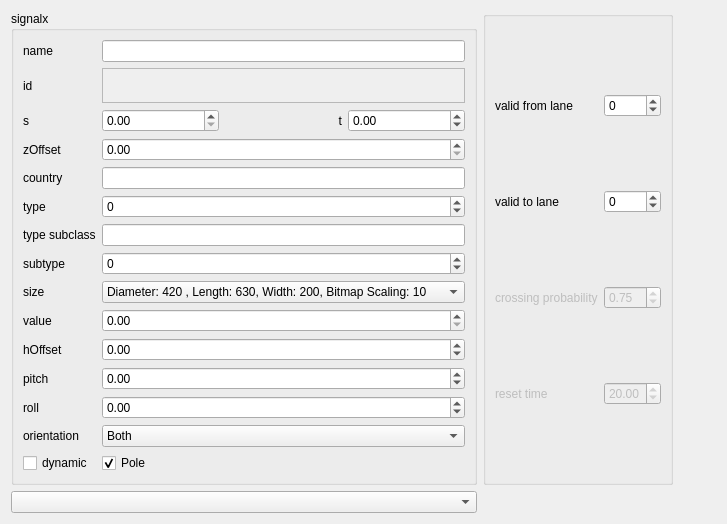
First picture: the form in src/OpenCOVER/DrivingSim/oddlot/src/settings/widgets/signalsettings.ui, repository hlrs-vis/covise, before the edit.
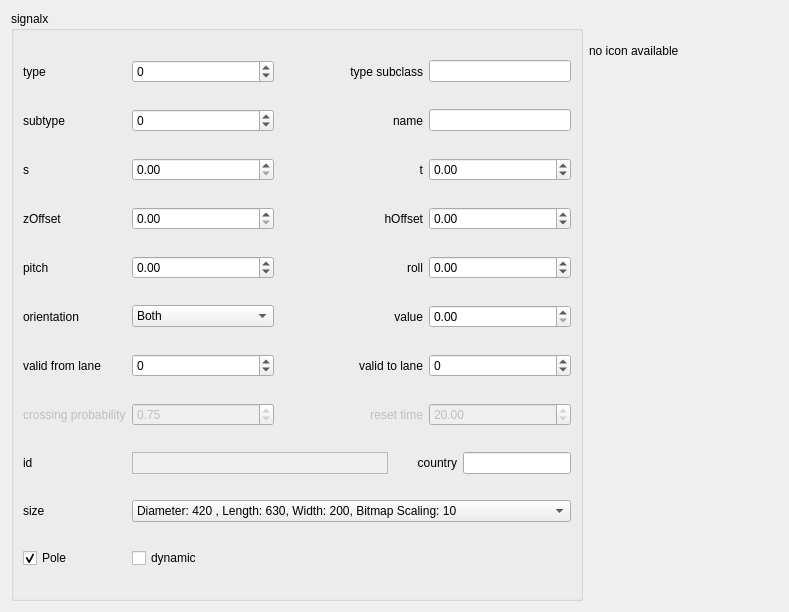
Second picture: the form after the edit.

Commit message: signal tree

Diff of the .ui file:
```diff
--- a/src/OpenCOVER/DrivingSim/oddlot/src/settings/widgets/signalsettings.ui
+++ b/src/OpenCOVER/DrivingSim/oddlot/src/settings/widgets/signalsettings.ui
@@ -6,129 +6,55 @@
    <rect>
     <x>0</x>
     <y>0</y>
-    <width>727</width>
-    <height>524</height>
+    <width>789</width>
+    <height>612</height>
    </rect>
   </property>
   <property name="windowTitle">
    <string>Form</string>
   </property>
   <layout class="QGridLayout" name="gridLayout_2">
-   <item row="0" column="0">
+   <item row="0" column="0" rowspan="3">
     <widget class="QGroupBox" name="groupBox">
      <property name="title">
       <string>signalx</string>
      </property>
      <layout class="QGridLayout" name="gridLayout">
-      <item row="4" column="2">
-       <widget class="QDoubleSpinBox" name="zOffsetSpinBox"/>
-      </item>
-      <item row="16" column="0">
-       <widget class="QCheckBox" name="dynamicCheckBox">
-        <property name="text">
-         <string>dynamic</string>
-        </property>
-       </widget>
-      </item>
-      <item row="6" column="0">
-       <widget class="QLabel" name="predecessorLabel">
-        <property name="text">
-         <string>country</string>
-        </property>
-       </widget>
-      </item>
-      <item row="4" column="0">
-       <widget class="QLabel" name="lengthLabel">
-        <property name="text">
-         <string>zOffset</string>
-        </property>
-       </widget>
-      </item>
-      <item row="1" column="2">
-       <widget class="QTextEdit" name="idBox">
-        <property name="enabled">
-         <bool>false</bool>
-        </property>
-        <property name="sizePolicy">
-         <sizepolicy hsizetype="Expanding" vsizetype="Ignored">
-          <horstretch>0</horstretch>
-          <verstretch>0</verstretch>
-         </sizepolicy>
-        </property>
-        <property name="minimumSize">
-         <size>
-          <width>0</width>
-          <height>21</height>
-         </size>
-        </property>
-        <property name="verticalScrollBarPolicy">
-         <enum>Qt::ScrollBarAlwaysOff</enum>
-        </property>
-        <property name="horizontalScrollBarPolicy">
-         <enum>Qt::ScrollBarAlwaysOff</enum>
-        </property>
-        <property name="undoRedoEnabled">
-         <bool>false</bool>
-        </property>
-        <property name="lineWrapMode">
-         <enum>QTextEdit::NoWrap</enum>
-        </property>
-        <property name="readOnly">
-         <bool>true</bool>
-        </property>
-        <property name="acceptRichText">
-         <bool>false</bool>
-        </property>
-       </widget>
-      </item>
-      <item row="0" column="2">
-       <layout class="QHBoxLayout" name="horizontalLayout">
+      <item row="9" column="2">
+       <layout class="QHBoxLayout" name="horizontalLayout_2">
         <item>
-         <widget class="QLineEdit" name="nameBox"/>
+         <widget class="QDoubleSpinBox" name="zOffsetSpinBox"/>
+        </item>
+        <item>
+         <widget class="QLabel" name="label_9">
+          <property name="text">
+           <string>                      hOffset</string>
+          </property>
+          <property name="alignment">
+           <set>Qt::AlignRight|Qt::AlignTrailing|Qt::AlignVCenter</set>
+          </property>
+         </widget>
+        </item>
+        <item>
+         <widget class="QDoubleSpinBox" name="hOffsetSpinBox">
+          <property name="minimum">
+           <double>-360.000000000000000</double>
+          </property>
+          <property name="maximum">
+           <double>360.000000000000000</double>
+          </property>
+         </widget>
         </item>
        </layout>
       </item>
-      <item row="11" column="0">
-       <widget class="QLabel" name="label_3">
+      <item row="23" column="0">
+       <widget class="QLabel" name="label_4">
         <property name="text">
-         <string>value</string>
+         <string>orientation</string>
         </property>
        </widget>
       </item>
-      <item row="15" column="2">
-       <widget class="QComboBox" name="orientationComboBox">
-        <item>
-         <property name="text">
-          <string>Both</string>
-         </property>
-        </item>
-        <item>
-         <property name="text">
-          <string>Positive</string>
-         </property>
-        </item>
-        <item>
-         <property name="text">
-          <string>Negative</string>
-         </property>
-        </item>
-       </widget>
-      </item>
-      <item row="0" column="0">
-       <widget class="QLabel" name="nameLabel">
-        <property name="text">
-         <string>name</string>
-        </property>
-       </widget>
-      </item>
-      <item row="9" column="0">
-       <widget class="QLabel" name="label_2">
-        <property name="text">
-         <string>subtype</string>
-        </property>
-       </widget>
-      </item>
-      <item row="3" column="2">
+      <item row="8" column="2">
        <layout class="QHBoxLayout" name="horizontalLayout_3">
         <item>
          <widget class="QDoubleSpinBox" name="sSpinBox">
@@ -140,7 +66,7 @@
         <item>
          <widget class="QLabel" name="label">
           <property name="text">
-           <string>t</string>
+           <string>     t</string>
           </property>
           <property name="alignment">
            <set>Qt::AlignRight|Qt::AlignTrailing|Qt::AlignVCenter</set>
@@ -156,68 +82,305 @@
         </item>
        </layout>
       </item>
-      <item row="7" column="0">
+      <item row="8" column="0">
+       <widget class="QLabel" name="junctionLabel">
+        <property name="text">
+         <string>s</string>
+        </property>
+       </widget>
+      </item>
+      <item row="9" column="0">
+       <widget class="QLabel" name="lengthLabel">
+        <property name="text">
+         <string>zOffset</string>
+        </property>
+       </widget>
+      </item>
+      <item row="23" column="2">
+       <layout class="QHBoxLayout" name="horizontalLayout_6">
+        <item>
+         <widget class="QComboBox" name="orientationComboBox">
+          <item>
+           <property name="text">
+            <string>Both</string>
+           </property>
+          </item>
+          <item>
+           <property name="text">
+            <string>Positive</string>
+           </property>
+          </item>
+          <item>
+           <property name="text">
+            <string>Negative</string>
+           </property>
+          </item>
+         </widget>
+        </item>
+        <item>
+         <widget class="QLabel" name="label_3">
+          <property name="text">
+           <string>                          value</string>
+          </property>
+          <property name="alignment">
+           <set>Qt::AlignRight|Qt::AlignTrailing|Qt::AlignVCenter</set>
+          </property>
+         </widget>
+        </item>
+        <item>
+         <widget class="QDoubleSpinBox" name="valueSpinBox"/>
+        </item>
+       </layout>
+      </item>
+      <item row="24" column="0">
+       <widget class="QLabel" name="label_7">
+        <property name="text">
+         <string>valid from lane</string>
+        </property>
+       </widget>
+      </item>
+      <item row="20" column="0">
+       <widget class="QLabel" name="label_10">
+        <property name="text">
+         <string>pitch</string>
+        </property>
+       </widget>
+      </item>
+      <item row="20" column="2">
+       <layout class="QHBoxLayout" name="horizontalLayout_5">
+        <item>
+         <widget class="QDoubleSpinBox" name="pitchSpinBox">
+          <property name="minimum">
+           <double>-360.000000000000000</double>
+          </property>
+          <property name="maximum">
+           <double>360.000000000000000</double>
+          </property>
+         </widget>
+        </item>
+        <item>
+         <widget class="QLabel" name="label_11">
+          <property name="text">
+           <string>                             roll</string>
+          </property>
+          <property name="alignment">
+           <set>Qt::AlignRight|Qt::AlignTrailing|Qt::AlignVCenter</set>
+          </property>
+         </widget>
+        </item>
+        <item>
+         <widget class="QDoubleSpinBox" name="rollSpinBox">
+          <property name="minimum">
+           <double>-360.000000000000000</double>
+          </property>
+          <property name="maximum">
+           <double>360.000000000000000</double>
+          </property>
+         </widget>
+        </item>
+       </layout>
+      </item>
+      <item row="24" column="2">
+       <layout class="QHBoxLayout" name="horizontalLayout_7">
+        <item>
+         <widget class="QSpinBox" name="fromLaneSpinBox">
+          <property name="minimum">
+           <number>-10</number>
+          </property>
+          <property name="maximum">
+           <number>10</number>
+          </property>
+         </widget>
+        </item>
+        <item>
+         <widget class="QLabel" name="label_8">
+          <property name="enabled">
+           <bool>true</bool>
+          </property>
+          <property name="text">
+           <string>                valid to lane</string>
+          </property>
+          <property name="alignment">
+           <set>Qt::AlignRight|Qt::AlignTrailing|Qt::AlignVCenter</set>
+          </property>
+         </widget>
+        </item>
+        <item>
+         <widget class="QSpinBox" name="toLaneSpinBox">
+          <property name="minimum">
+           <number>-10</number>
+          </property>
+          <property name="maximum">
+           <number>10</number>
+          </property>
+         </widget>
+        </item>
+       </layout>
+      </item>
+      <item row="25" column="2">
+       <layout class="QHBoxLayout" name="horizontalLayout_8">
+        <item>
+         <widget class="QDoubleSpinBox" name="crossingSpinBox">
+          <property name="enabled">
+           <bool>false</bool>
+          </property>
+          <property name="value">
+           <double>0.750000000000000</double>
+          </property>
+         </widget>
+        </item>
+        <item>
+         <widget class="QLabel" name="resetTimeLabel">
+          <property name="enabled">
+           <bool>false</bool>
+          </property>
+          <property name="text">
+           <string>                    reset time</string>
+          </property>
+          <property name="alignment">
+           <set>Qt::AlignRight|Qt::AlignTrailing|Qt::AlignVCenter</set>
+          </property>
+         </widget>
+        </item>
+        <item>
+         <widget class="QDoubleSpinBox" name="resetTimeSpinBox">
+          <property name="enabled">
+           <bool>false</bool>
+          </property>
+          <property name="value">
+           <double>20.000000000000000</double>
+          </property>
+         </widget>
+        </item>
+       </layout>
+      </item>
+      <item row="25" column="0">
+       <widget class="QLabel" name="crossingProbLabel">
+        <property name="enabled">
+         <bool>false</bool>
+        </property>
+        <property name="text">
+         <string>crossing probability</string>
+        </property>
+       </widget>
+      </item>
+      <item row="1" column="0">
        <widget class="QLabel" name="successorLabel">
         <property name="text">
          <string>type</string>
         </property>
        </widget>
       </item>
-      <item row="1" column="0">
+      <item row="1" column="2">
+       <layout class="QHBoxLayout" name="horizontalLayout_4">
+        <item>
+         <widget class="QSpinBox" name="typeSpinBox">
+          <property name="minimum">
+           <number>-1</number>
+          </property>
+          <property name="maximum">
+           <number>1000100</number>
+          </property>
+         </widget>
+        </item>
+        <item>
+         <widget class="QLabel" name="label_5">
+          <property name="text">
+           <string>type subclass</string>
+          </property>
+          <property name="alignment">
+           <set>Qt::AlignRight|Qt::AlignTrailing|Qt::AlignVCenter</set>
+          </property>
+         </widget>
+        </item>
+        <item>
+         <widget class="QLineEdit" name="subclassLineEdit">
+          <property name="sizePolicy">
+           <sizepolicy hsizetype="Minimum" vsizetype="Fixed">
+            <horstretch>0</horstretch>
+            <verstretch>0</verstretch>
+           </sizepolicy>
+          </property>
+         </widget>
+        </item>
+       </layout>
+      </item>
+      <item row="26" column="0">
        <widget class="QLabel" name="idLabel">
         <property name="text">
          <string>id</string>
         </property>
        </widget>
       </item>
-      <item row="15" column="0">
-       <widget class="QLabel" name="label_4">
-        <property name="text">
-         <string>orientation</string>
-        </property>
-       </widget>
+      <item row="26" column="2">
+       <layout class="QHBoxLayout" name="horizontalLayout_9">
+        <item>
+         <widget class="QTextEdit" name="idBox">
+          <property name="enabled">
+           <bool>false</bool>
+          </property>
+          <property name="sizePolicy">
+           <sizepolicy hsizetype="Minimum" vsizetype="Fixed">
+            <horstretch>0</horstretch>
+            <verstretch>0</verstretch>
+           </sizepolicy>
+          </property>
+          <property name="minimumSize">
+           <size>
+            <width>0</width>
+            <height>10</height>
+           </size>
+          </property>
+          <property name="verticalScrollBarPolicy">
+           <enum>Qt::ScrollBarAlwaysOff</enum>
+          </property>
+          <property name="horizontalScrollBarPolicy">
+           <enum>Qt::ScrollBarAlwaysOff</enum>
+          </property>
+          <property name="undoRedoEnabled">
+           <bool>false</bool>
+          </property>
+          <property name="lineWrapMode">
+           <enum>QTextEdit::NoWrap</enum>
+          </property>
+          <property name="readOnly">
+           <bool>true</bool>
+          </property>
+          <property name="acceptRichText">
+           <bool>false</bool>
+          </property>
+         </widget>
+        </item>
+        <item>
+         <widget class="QLabel" name="predecessorLabel">
+          <property name="text">
+           <string>       country</string>
+          </property>
+          <property name="alignment">
+           <set>Qt::AlignRight|Qt::AlignTrailing|Qt::AlignVCenter</set>
+          </property>
+         </widget>
+        </item>
+        <item>
+         <widget class="QLineEdit" name="countryBox">
+          <property name="sizePolicy">
+           <sizepolicy hsizetype="Preferred" vsizetype="Fixed">
+            <horstretch>0</horstretch>
+            <verstretch>0</verstretch>
+           </sizepolicy>
+          </property>
+         </widget>
+        </item>
+       </layout>
       </item>
-      <item row="16" column="2">
-       <widget class="QCheckBox" name="poleCheckBox">
+      <item row="27" column="0">
+       <widget class="QLabel" name="label_6">
         <property name="text">
-         <string>Pole</string>
+         <string>size</string>
         </property>
-        <property name="checked">
-         <bool>true</bool>
-        </property>
        </widget>
       </item>
-      <item row="7" column="2">
-       <widget class="QSpinBox" name="typeSpinBox">
-        <property name="minimum">
-         <number>-1</number>
-        </property>
-        <property name="maximum">
-         <number>1000100</number>
-        </property>
-       </widget>
-      </item>
-      <item row="11" column="2">
-       <widget class="QDoubleSpinBox" name="valueSpinBox"/>
-      </item>
-      <item row="3" column="0">
-       <widget class="QLabel" name="junctionLabel">
-        <property name="text">
-         <string>s</string>
-        </property>
-       </widget>
-      </item>
-      <item row="8" column="0">
-       <widget class="QLabel" name="label_5">
-        <property name="text">
-         <string>type subclass</string>
-        </property>
-       </widget>
-      </item>
-      <item row="6" column="2">
-       <widget class="QLineEdit" name="countryBox"/>
-      </item>
-      <item row="10" column="2">
+      <item row="27" column="2">
        <widget class="QComboBox" name="sizeComboBox">
         <property name="currentIndex">
          <number>0</number>
@@ -244,71 +407,64 @@
         </item>
        </widget>
       </item>
-      <item row="10" column="0">
-       <widget class="QLabel" name="label_6">
-        <property name="text">
-         <string>size</string>
-        </property>
-       </widget>
+      <item row="3" column="2">
+       <layout class="QHBoxLayout" name="horizontalLayout">
+        <item>
+         <widget class="QSpinBox" name="subtypeSpinBox">
+          <property name="minimum">
+           <number>-1</number>
+          </property>
+         </widget>
+        </item>
+        <item>
+         <widget class="QLabel" name="nameLabel">
+          <property name="text">
+           <string> name</string>
+          </property>
+          <property name="alignment">
+           <set>Qt::AlignRight|Qt::AlignTrailing|Qt::AlignVCenter</set>
+          </property>
+         </widget>
+        </item>
+        <item>
+         <widget class="QLineEdit" name="nameBox">
+          <property name="sizePolicy">
+           <sizepolicy hsizetype="Minimum" vsizetype="Fixed">
+            <horstretch>0</horstretch>
+            <verstretch>0</verstretch>
+           </sizepolicy>
+          </property>
+         </widget>
+        </item>
+       </layout>
       </item>
-      <item row="9" column="2">
-       <widget class="QSpinBox" name="subtypeSpinBox">
-        <property name="minimum">
-         <number>-1</number>
+      <item row="3" column="0">
+       <widget class="QLabel" name="label_2">
+        <property name="layoutDirection">
+         <enum>Qt::LeftToRight</enum>
         </property>
-       </widget>
-      </item>
-      <item row="8" column="2">
-       <widget class="QLineEdit" name="subclassLineEdit"/>
-      </item>
-      <item row="12" column="0">
-       <widget class="QLabel" name="label_9">
         <property name="text">
-         <string>hOffset</string>
+         <string>subtype</string>
         </property>
-       </widget>
-      </item>
-      <item row="13" column="0">
-       <widget class="QLabel" name="label_10">
-        <property name="text">
-         <string>pitch</string>
+        <property name="alignment">
+         <set>Qt::AlignLeading|Qt::AlignLeft|Qt::AlignVCenter</set>
         </property>
        </widget>
       </item>
-      <item row="14" column="0">
-       <widget class="QLabel" name="label_11">
+      <item row="29" column="0">
+       <widget class="QCheckBox" name="poleCheckBox">
         <property name="text">
-         <string>roll</string>
+         <string>Pole</string>
         </property>
-       </widget>
-      </item>
-      <item row="12" column="2">
-       <widget class="QDoubleSpinBox" name="hOffsetSpinBox">
-        <property name="minimum">
-         <double>-360.000000000000000</double>
+        <property name="checked">
+         <bool>true</bool>
         </property>
-        <property name="maximum">
-         <double>360.000000000000000</double>
-        </property>
        </widget>
       </item>
-      <item row="13" column="2">
-       <widget class="QDoubleSpinBox" name="pitchSpinBox">
-        <property name="minimum">
-         <double>-360.000000000000000</double>
-        </property>
-        <property name="maximum">
-         <double>360.000000000000000</double>
-        </property>
-       </widget>
-      </item>
-      <item row="14" column="2">
-       <widget class="QDoubleSpinBox" name="rollSpinBox">
-        <property name="minimum">
-         <double>-360.000000000000000</double>
-        </property>
-        <property name="maximum">
-         <double>360.000000000000000</double>
+      <item row="29" column="2">
+       <widget class="QCheckBox" name="dynamicCheckBox">
+        <property name="text">
+         <string>dynamic</string>
         </property>
        </widget>
       </item>
@@ -343,118 +499,23 @@
      <zorder>rollSpinBox</zorder>
     </widget>
    </item>
-   <item row="0" column="4">
-    <spacer name="horizontalSpacer">
-     <property name="orientation">
-      <enum>Qt::Horizontal</enum>
+   <item row="0" column="1">
+    <widget class="QLabel" name="imageTextLabel">
+     <property name="sizePolicy">
+      <sizepolicy hsizetype="Preferred" vsizetype="Maximum">
+       <horstretch>0</horstretch>
+       <verstretch>0</verstretch>
+      </sizepolicy>
      </property>
-     <property name="sizeHint" stdset="0">
+     <property name="minimumSize">
       <size>
-       <width>20</width>
-       <height>198</height>
+       <width>0</width>
+       <height>80</height>
       </size>
      </property>
-    </spacer>
-   </item>
-   <item row="2" column="0">
-    <widget class="QComboBox" name="signalComboBox"/>
-   </item>
-   <item row="0" column="1">
-    <widget class="QGroupBox" name="groupBox_2">
-     <property name="title">
-      <string/>
+     <property name="text">
+      <string>no icon available</string>
      </property>
-     <property name="alignment">
-      <set>Qt::AlignLeading|Qt::AlignLeft|Qt::AlignVCenter</set>
-     </property>
-     <layout class="QGridLayout" name="gridLayout_3">
-      <property name="sizeConstraint">
-       <enum>QLayout::SetDefaultConstraint</enum>
-      </property>
-      <property name="topMargin">
-       <number>11</number>
-      </property>
-      <property name="verticalSpacing">
-       <number>7</number>
-      </property>
-      <item row="1" column="2">
-       <widget class="QSpinBox" name="toLaneSpinBox">
-        <property name="minimum">
-         <number>-10</number>
-        </property>
-        <property name="maximum">
-         <number>10</number>
-        </property>
-       </widget>
-      </item>
-      <item row="0" column="2">
-       <widget class="QSpinBox" name="fromLaneSpinBox">
-        <property name="minimum">
-         <number>-10</number>
-        </property>
-        <property name="maximum">
-         <number>10</number>
-        </property>
-       </widget>
-      </item>
-      <item row="0" column="0">
-       <widget class="QLabel" name="label_7">
-        <property name="text">
-         <string>valid from lane</string>
-        </property>
-       </widget>
-      </item>
-      <item row="1" column="0">
-       <widget class="QLabel" name="label_8">
-        <property name="enabled">
-         <bool>true</bool>
-        </property>
-        <property name="text">
-         <string>valid to lane</string>
-        </property>
-       </widget>
-      </item>
-      <item row="2" column="0">
-       <widget class="QLabel" name="crossingProbLabel">
-        <property name="enabled">
-         <bool>false</bool>
-        </property>
-        <property name="text">
-         <string>crossing probability</string>
-        </property>
-       </widget>
-      </item>
-      <item row="3" column="0">
-       <widget class="QLabel" name="resetTimeLabel">
-        <property name="enabled">
-         <bool>false</bool>
-        </property>
-        <property name="text">
-         <string>reset time</string>
-        </property>
-       </widget>
-      </item>
-      <item row="2" column="2">
-       <widget class="QDoubleSpinBox" name="crossingSpinBox">
-        <property name="enabled">
-         <bool>false</bool>
-        </property>
-        <property name="value">
-         <double>0.750000000000000</double>
-        </property>
-       </widget>
-      </item>
-      <item row="3" column="2">
-       <widget class="QDoubleSpinBox" name="resetTimeSpinBox">
-        <property name="enabled">
-         <bool>false</bool>
-        </property>
-        <property name="value">
-         <double>20.000000000000000</double>
-        </property>
-       </widget>
-      </item>
-     </layout>
     </widget>
    </item>
   </layout>
```
Left out of the diff: 49 changed lines with no effect on the pictures. The commit also changes 15 other files.
